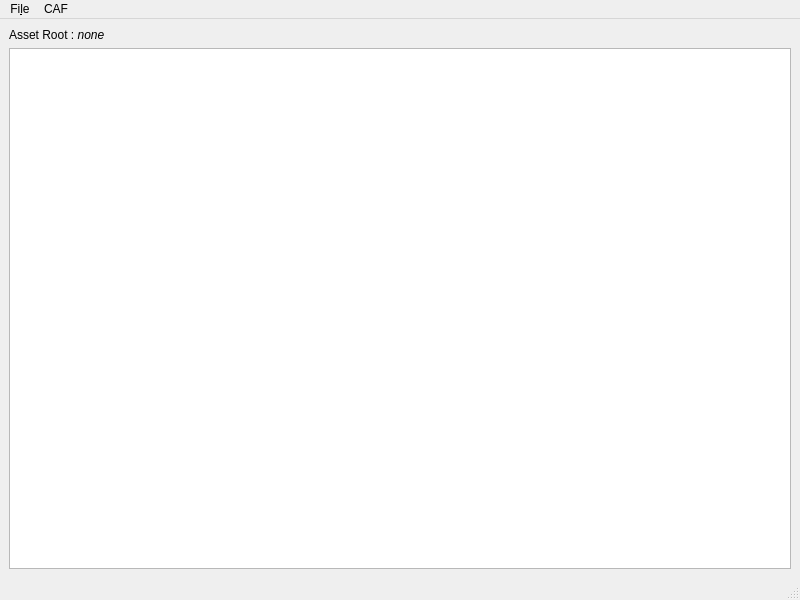
Before: the Qt Designer form cafbrowser.ui in ComfyKernel/comfytool, drawn with Qt 5.
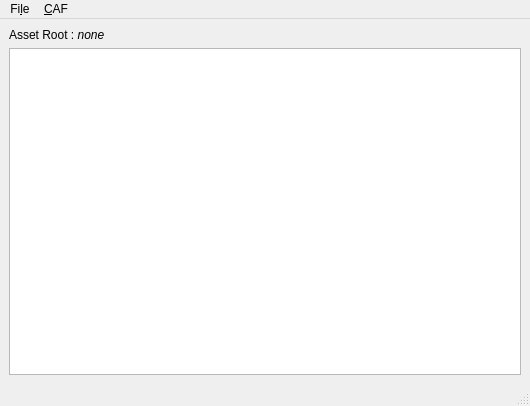
After: the same form once the commit is applied.

Patch:
```diff
--- a/cafbrowser.ui
+++ b/cafbrowser.ui
@@ -6,8 +6,8 @@
    <rect>
     <x>0</x>
     <y>0</y>
-    <width>800</width>
-    <height>600</height>
+    <width>530</width>
+    <height>406</height>
    </rect>
   </property>
   <property name="windowTitle">
@@ -38,7 +38,7 @@
     <rect>
      <x>0</x>
      <y>0</y>
-     <width>800</width>
+     <width>530</width>
      <height>32</height>
     </rect>
    </property>
@@ -52,7 +52,7 @@
    </widget>
    <widget class="QMenu" name="menuCAF">
     <property name="title">
-     <string>CAF</string>
+     <string>&amp;CAF</string>
     </property>
     <addaction name="actionExport"/>
    </widget>
```
Left out of the diff: 6 changed lines with no effect on the pictures.
